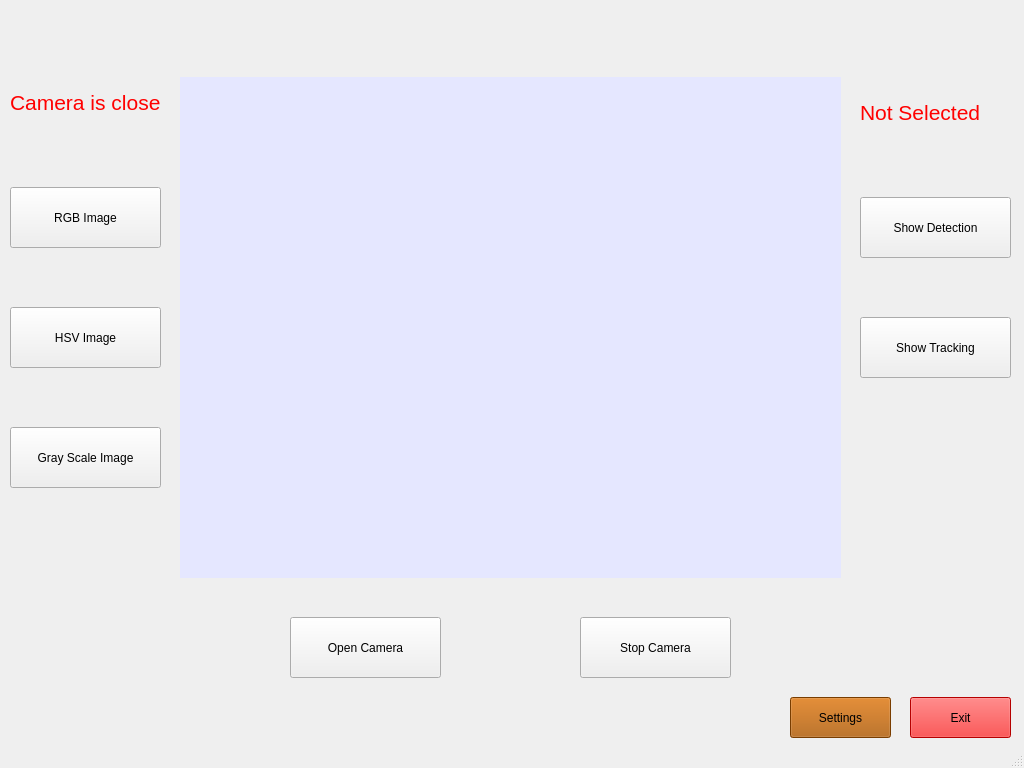
Qt form Gui_Project/GuiLayout.ui (moosinyismyhappy/CN405-Craftsman) before a commit.
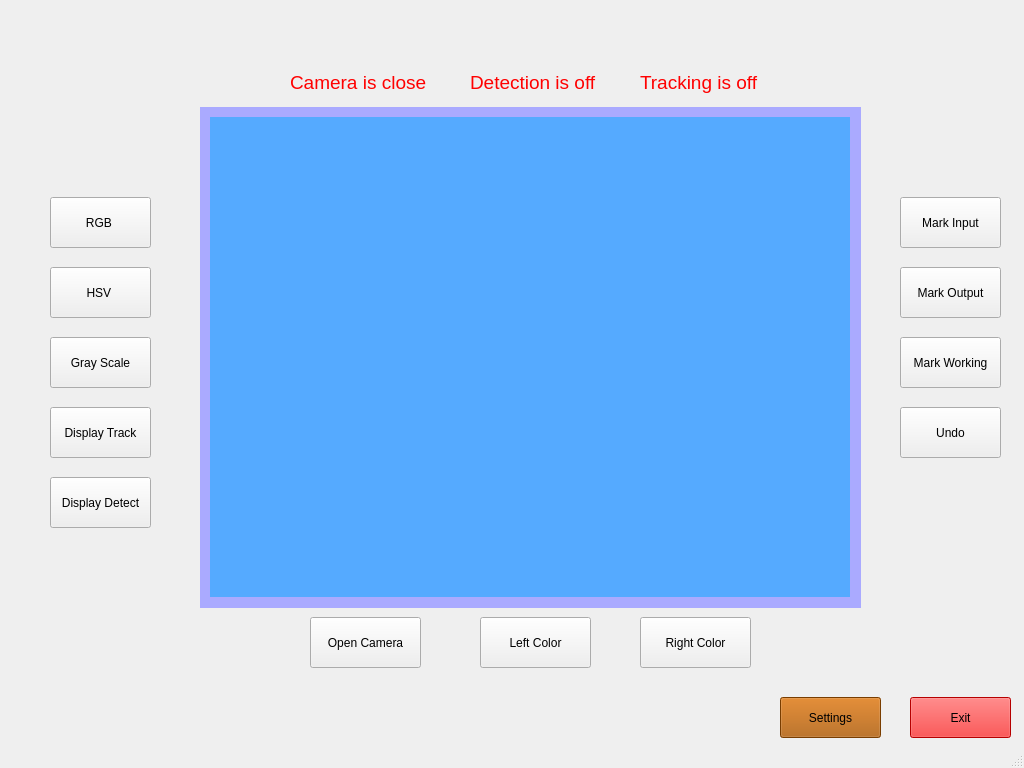
The same form after that commit.

```diff
--- a/Gui_Project/GuiLayout.ui
+++ b/Gui_Project/GuiLayout.ui
@@ -33,39 +33,7 @@
      <widget class="QPushButton" name="pushButton_open_camera">
       <property name="geometry">
        <rect>
-        <x>290</x>
-        <y>620</y>
-        <width>151</width>
-        <height>61</height>
-       </rect>
-      </property>
-      <property name="styleSheet">
-       <string notr="true"/>
-      </property>
-      <property name="text">
-       <string>Open Camera</string>
-      </property>
-     </widget>
-     <widget class="QPushButton" name="pushButton_stop_camera">
-      <property name="geometry">
-       <rect>
-        <x>580</x>
-        <y>620</y>
-        <width>151</width>
-        <height>61</height>
-       </rect>
-      </property>
-      <property name="styleSheet">
-       <string notr="true"/>
-      </property>
-      <property name="text">
-       <string>Stop Camera</string>
-      </property>
-     </widget>
-     <widget class="QPushButton" name="pushButton_show_setting">
-      <property name="geometry">
-       <rect>
-        <x>790</x>
+        <x>780</x>
         <y>700</y>
         <width>101</width>
         <height>41</height>
@@ -81,14 +49,14 @@
      <widget class="QWidget" name="widget_place_camera" native="true">
       <property name="geometry">
        <rect>
-        <x>180</x>
-        <y>80</y>
+        <x>200</x>
+        <y>110</y>
         <width>661</width>
         <height>501</height>
        </rect>
       </property>
       <property name="styleSheet">
-       <string notr="true">background-color: rgb(229, 231, 255);</string>
+       <string notr="true">background-color: rgb(170, 170, 255);</string>
       </property>
       <widget class="QLabel" name="label_camera">
        <property name="geometry">
@@ -100,7 +68,7 @@
         </rect>
        </property>
        <property name="styleSheet">
-        <string notr="true"/>
+        <string notr="true">background-color: rgb(0, 0, 0);</string>
        </property>
        <property name="text">
         <string/>
@@ -116,7 +84,7 @@
         </rect>
        </property>
        <property name="styleSheet">
-        <string notr="true"/>
+        <string notr="true">background-color: rgb(0, 255, 0);</string>
        </property>
        <property name="text">
         <string/>
@@ -132,7 +100,7 @@
         </rect>
        </property>
        <property name="styleSheet">
-        <string notr="true"/>
+        <string notr="true">background-color: rgb(85, 170, 255);</string>
        </property>
        <property name="text">
         <string/>
@@ -158,79 +126,31 @@
      <widget class="QPushButton" name="pushButton_show_rgb">
       <property name="geometry">
        <rect>
-        <x>10</x>
-        <y>190</y>
-        <width>151</width>
-        <height>61</height>
+        <x>50</x>
+        <y>200</y>
+        <width>101</width>
+        <height>51</height>
        </rect>
       </property>
       <property name="styleSheet">
        <string notr="true"/>
       </property>
       <property name="text">
-       <string>RGB Image</string>
+       <string>RGB </string>
       </property>
      </widget>
-     <widget class="QPushButton" name="pushButton_show_gray">
+     <widget class="QLabel" name="text_display_image_type">
       <property name="geometry">
        <rect>
-        <x>10</x>
-        <y>430</y>
-        <width>151</width>
-        <height>61</height>
-       </rect>
-      </property>
-      <property name="styleSheet">
-       <string notr="true"/>
-      </property>
-      <property name="text">
-       <string>Gray Scale Image</string>
-      </property>
-     </widget>
-     <widget class="QPushButton" name="pushButton_show_hsv">
-      <property name="geometry">
-       <rect>
-        <x>10</x>
-        <y>310</y>
-        <width>151</width>
-        <height>61</height>
-       </rect>
-      </property>
-      <property name="styleSheet">
-       <string notr="true"/>
-      </property>
-      <property name="text">
-       <string>HSV Image</string>
-      </property>
-     </widget>
-     <widget class="QPushButton" name="pushButton_show_tracking">
-      <property name="geometry">
-       <rect>
-        <x>860</x>
-        <y>320</y>
-        <width>151</width>
-        <height>61</height>
-       </rect>
-      </property>
-      <property name="styleSheet">
-       <string notr="true"/>
-      </property>
-      <property name="text">
-       <string>Show Tracking</string>
-      </property>
-     </widget>
-     <widget class="QLabel" name="label_image_type">
-      <property name="geometry">
-       <rect>
-        <x>10</x>
-        <y>90</y>
-        <width>151</width>
+        <x>290</x>
+        <y>70</y>
+        <width>161</width>
         <height>31</height>
        </rect>
       </property>
       <property name="font">
        <font>
-        <pointsize>16</pointsize>
+        <pointsize>14</pointsize>
        </font>
       </property>
       <property name="styleSheet">
@@ -243,38 +163,219 @@
      <widget class="QLabel" name="label_show_type">
       <property name="geometry">
        <rect>
-        <x>860</x>
-        <y>100</y>
+        <x>470</x>
+        <y>70</y>
         <width>151</width>
         <height>31</height>
        </rect>
       </property>
       <property name="font">
        <font>
-        <pointsize>16</pointsize>
+        <pointsize>14</pointsize>
        </font>
       </property>
       <property name="styleSheet">
        <string notr="true">color: rgb(255, 0, 0);</string>
       </property>
       <property name="text">
-       <string>Not Selected</string>
+       <string>Detection is off</string>
       </property>
      </widget>
      <widget class="QPushButton" name="pushButton_show_detection">
       <property name="geometry">
        <rect>
-        <x>860</x>
+        <x>50</x>
+        <y>480</y>
+        <width>101</width>
+        <height>51</height>
+       </rect>
+      </property>
+      <property name="styleSheet">
+       <string notr="true"/>
+      </property>
+      <property name="text">
+       <string>Display Detect</string>
+      </property>
+     </widget>
+     <widget class="QPushButton" name="display_hsv_image_button">
+      <property name="geometry">
+       <rect>
+        <x>50</x>
+        <y>270</y>
+        <width>101</width>
+        <height>51</height>
+       </rect>
+      </property>
+      <property name="styleSheet">
+       <string notr="true"/>
+      </property>
+      <property name="text">
+       <string>HSV </string>
+      </property>
+     </widget>
+     <widget class="QPushButton" name="display_gray_image_button">
+      <property name="geometry">
+       <rect>
+        <x>50</x>
+        <y>340</y>
+        <width>101</width>
+        <height>51</height>
+       </rect>
+      </property>
+      <property name="styleSheet">
+       <string notr="true"/>
+      </property>
+      <property name="text">
+       <string>Gray Scale</string>
+      </property>
+     </widget>
+     <widget class="QPushButton" name="display_track_button">
+      <property name="geometry">
+       <rect>
+        <x>50</x>
+        <y>410</y>
+        <width>101</width>
+        <height>51</height>
+       </rect>
+      </property>
+      <property name="styleSheet">
+       <string notr="true"/>
+      </property>
+      <property name="text">
+       <string>Display Track</string>
+      </property>
+     </widget>
+     <widget class="QPushButton" name="open_camera_button">
+      <property name="geometry">
+       <rect>
+        <x>310</x>
+        <y>620</y>
+        <width>111</width>
+        <height>51</height>
+       </rect>
+      </property>
+      <property name="styleSheet">
+       <string notr="true"/>
+      </property>
+      <property name="text">
+       <string>Open Camera</string>
+      </property>
+     </widget>
+     <widget class="QPushButton" name="mark_input_button">
+      <property name="geometry">
+       <rect>
+        <x>900</x>
         <y>200</y>
+        <width>101</width>
+        <height>51</height>
+       </rect>
+      </property>
+      <property name="styleSheet">
+       <string notr="true"/>
+      </property>
+      <property name="text">
+       <string>Mark Input</string>
+      </property>
+     </widget>
+     <widget class="QPushButton" name="mark_output_button">
+      <property name="geometry">
+       <rect>
+        <x>900</x>
+        <y>270</y>
+        <width>101</width>
+        <height>51</height>
+       </rect>
+      </property>
+      <property name="styleSheet">
+       <string notr="true"/>
+      </property>
+      <property name="text">
+       <string>Mark Output</string>
+      </property>
+     </widget>
+     <widget class="QPushButton" name="mark_working_button">
+      <property name="geometry">
+       <rect>
+        <x>900</x>
+        <y>340</y>
+        <width>101</width>
+        <height>51</height>
+       </rect>
+      </property>
+      <property name="styleSheet">
+       <string notr="true"/>
+      </property>
+      <property name="text">
+       <string>Mark Working</string>
+      </property>
+     </widget>
+     <widget class="QPushButton" name="undo_button">
+      <property name="geometry">
+       <rect>
+        <x>900</x>
+        <y>410</y>
+        <width>101</width>
+        <height>51</height>
+       </rect>
+      </property>
+      <property name="styleSheet">
+       <string notr="true"/>
+      </property>
+      <property name="text">
+       <string>Undo</string>
+      </property>
+     </widget>
+     <widget class="QPushButton" name="select_left_color_button">
+      <property name="geometry">
+       <rect>
+        <x>480</x>
+        <y>620</y>
+        <width>111</width>
+        <height>51</height>
+       </rect>
+      </property>
+      <property name="styleSheet">
+       <string notr="true"/>
+      </property>
+      <property name="text">
+       <string>Left Color</string>
+      </property>
+     </widget>
+     <widget class="QPushButton" name="select_right_color_button">
+      <property name="geometry">
+       <rect>
+        <x>640</x>
+        <y>620</y>
+        <width>111</width>
+        <height>51</height>
+       </rect>
+      </property>
+      <property name="styleSheet">
+       <string notr="true"/>
+      </property>
+      <property name="text">
+       <string>Right Color</string>
+      </property>
+     </widget>
+     <widget class="QLabel" name="text_display_track">
+      <property name="geometry">
+       <rect>
+        <x>640</x>
+        <y>70</y>
         <width>151</width>
-        <height>61</height>
+        <height>31</height>
        </rect>
       </property>
+      <property name="font">
+       <font>
+        <pointsize>14</pointsize>
+       </font>
+      </property>
       <property name="styleSheet">
-       <string notr="true"/>
+       <string notr="true">color: rgb(255, 0, 0);</string>
       </property>
       <property name="text">
-       <string>Show Detection</string>
+       <string>Tracking is off</string>
       </property>
      </widget>
      <zorder>widget_place_camera</zorder>
```
Left out of the diff: 154 changed lines with no effect on the pictures.
